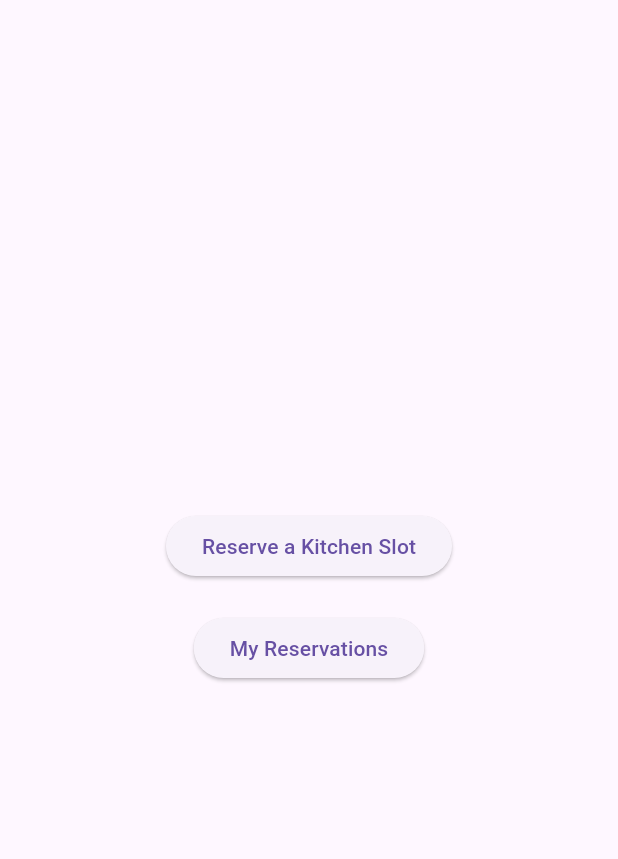
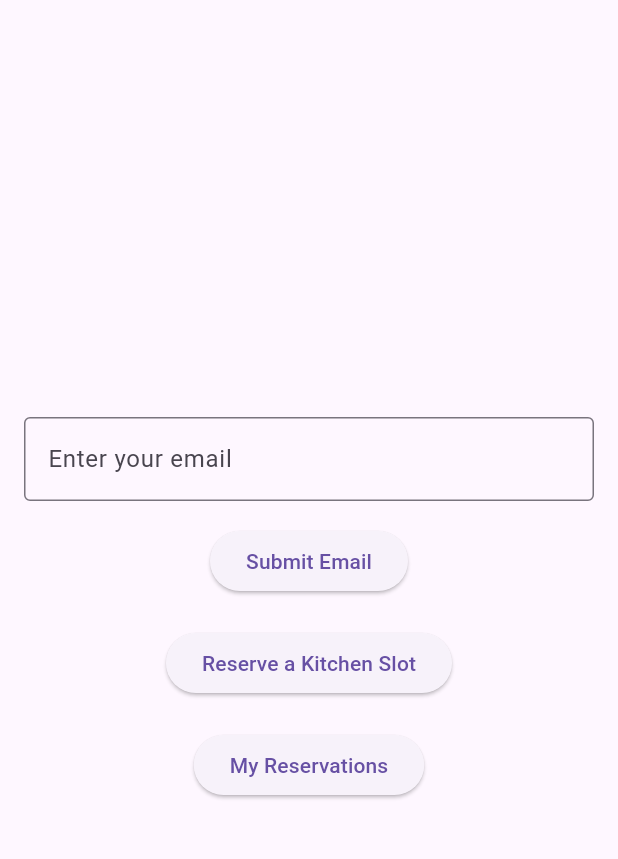
Before and after one commit to yongjip/byteforce2024-grand-finals, a Flutter app: the screen it shows after launch, on a phone screen of 412 x 824 dp, the part 63-922 px from its top. Run offline on Flutter 3.47's test engine with Material 3 defaults, Android fonts, the phone set to English and light mode, and no system bars; our stand-ins replace flutter_dotenv, supabase_flutter; accounts and stored records are empty.

Commit message:
made it submit email address once

```diff
--- a/amenity_reservation_app/lib/screens/home_screen.dart
+++ b/amenity_reservation_app/lib/screens/home_screen.dart
@@ -2,8 +2,18 @@ import 'package:flutter/material.dart';
 import 'reservation_screen.dart';
 import 'my_reservations_screen.dart';
 
-class HomeScreen extends StatelessWidget {
-  // Main menu screen
+
+class HomeScreen extends StatefulWidget {
+  @override
+  _HomeScreenState createState() => _HomeScreenState();
+}
+
+
+class _HomeScreenState extends State<HomeScreen> {
+  String _email = '';
+
+  final TextEditingController _emailController = TextEditingController();
+
   @override
   Widget build(BuildContext context) {
     return Scaffold(
@@ -14,25 +24,58 @@ class HomeScreen extends StatelessWidget {
         child: Column(
           mainAxisAlignment: MainAxisAlignment.center,
           children: <Widget>[
+            Padding(
+              padding: const EdgeInsets.all(16.0),
+              child: TextField(
+                controller: _emailController,
+                decoration: InputDecoration(
+                  labelText: 'Enter your email',
+                  border: OutlineInputBorder(),
+                  ),
+                keyboardType: TextInputType.emailAddress,
+                )
+            ),
+            ElevatedButton(
+              child: Text('Submit Email'),
+              onPressed: () {
+                setState(() {
+                  _email = _emailController.text;
+                });
+              }
+            ),
+            SizedBox(height: 20),
             ElevatedButton(
               child: Text('Reserve a Kitchen Slot'),
               onPressed: () {
+                if (_email.isNotEmpty) {
                   Navigator.push(
                     context,
-                  MaterialPageRoute(builder: (context) => ReservationScreen()),
+                    MaterialPageRoute(builder: (context) => ReservationScreen(email: _email)),
                   );
+              } else {
+                ScaffoldMessenger.of(context).showSnackBar(
+                  SnackBar(content: Text('Please enter your email')),
+                  );
+                }
               },
             ),
             SizedBox(height: 20),
             ElevatedButton(
               child: Text('My Reservations'),
               onPressed: () {
+                if (_email.isNotEmpty) {
                   Navigator.push(
                     context,
-                  MaterialPageRoute(builder: (context) => MyReservationsScreen()),
+                    MaterialPageRoute(builder: (context) => MyReservationsScreen(email: _email)),
                   );
-              },
+                } else {
+                  ScaffoldMessenger.of(context).showSnackBar(
+                    SnackBar(content: Text('Please enter your email')),
+                  );
+                }
+              }
             ),
+
           ],
         ),
       ),
--- a/amenity_reservation_app/lib/screens/reservation_screen.dart
+++ b/amenity_reservation_app/lib/screens/reservation_screen.dart
@@ -4,6 +4,8 @@ import '../services/supabase_service.dart';
 import 'meal_kits_screen.dart';
 
 class ReservationScreen extends StatefulWidget {
+  final String email;
+  ReservationScreen({required this.email});
   @override
   _ReservationScreenState createState() => _ReservationScreenState();
 }
@@ -11,8 +13,6 @@ class ReservationScreen extends StatefulWidget {
 class _ReservationScreenState extends State<ReservationScreen> {
   DateTime _selectedDate = DateTime.now();
   List<TimeOfDay> _availableSlots = [];
-  String _email = '';
-  final _emailController = TextEditingController();
 
   @override
   void initState() {
@@ -29,12 +29,7 @@ class _ReservationScreenState extends State<ReservationScreen> {
   }
 
   void _reserveSlot(TimeOfDay time) async {
-    if (_email.isEmpty) {
-      ScaffoldMessenger.of(context).showSnackBar(
-        SnackBar(content: Text('Please enter your email address')),
-      );
-      return;
-    }
+    String _email = widget.email;
 
     DateTime startTime = DateTime(
       _selectedDate.year,
@@ -66,6 +61,7 @@ class _ReservationScreenState extends State<ReservationScreen> {
   Widget build(BuildContext context) {
     String formattedDate = DateFormat('yyyy-MM-dd').format(_selectedDate);
 
+
     return Scaffold(
       appBar: AppBar(
         title: Text('Reserve a Slot'),
@@ -74,12 +70,9 @@ class _ReservationScreenState extends State<ReservationScreen> {
         children: [
           Padding(
             padding: EdgeInsets.all(16.0),
-            child: TextField(
-              controller: _emailController,
-              decoration: InputDecoration(labelText: 'Enter your email'),
-              onChanged: (value) {
-                _email = value;
-              },
+            child: Text(
+              'Available Slots for ${widget.email}',
+              style: TextStyle(fontSize: 20),
             ),
           ),
           Text('Available Slots on $formattedDate'),
```
Also changed, not shown: amenity_reservation_app/lib/screens/my_reservations_screen.dart (+13 -17 lines). Lines whose indentation alone changed are shown as unchanged.
